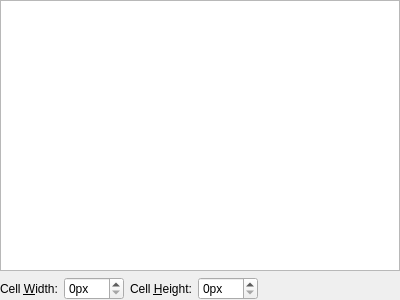
Before: the Qt Designer form tools/styleinspector/styleelementstatetablepage.ui in KDAB/GammaRay, drawn with Qt 5.
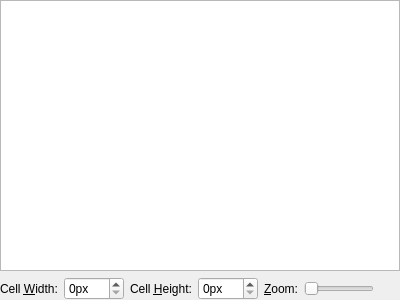
After: the same form once the commit is applied.

```diff
--- a/tools/styleinspector/styleelementstatetablepage.ui
+++ b/tools/styleinspector/styleelementstatetablepage.ui
@@ -69,6 +69,32 @@
        </property>
       </widget>
      </item>
+     <item>
+      <widget class="QLabel" name="label_3">
+       <property name="text">
+        <string>&amp;Zoom:</string>
+       </property>
+       <property name="buddy">
+        <cstring>zoomSlider</cstring>
+       </property>
+      </widget>
+     </item>
+     <item>
+      <widget class="QSlider" name="zoomSlider">
+       <property name="minimum">
+        <number>1</number>
+       </property>
+       <property name="maximum">
+        <number>8</number>
+       </property>
+       <property name="pageStep">
+        <number>1</number>
+       </property>
+       <property name="orientation">
+        <enum>Qt::Horizontal</enum>
+       </property>
+      </widget>
+     </item>
      <item>
       <spacer name="horizontalSpacer">
        <property name="orientation">
```
